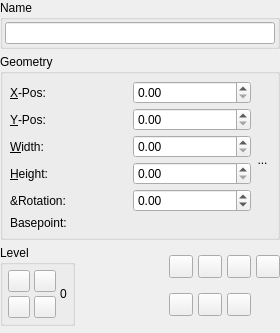
Above: scribus/ui/propertiespalette_xyzbase.ui from scribusproject/scribus before the change. Below: the same form after it.
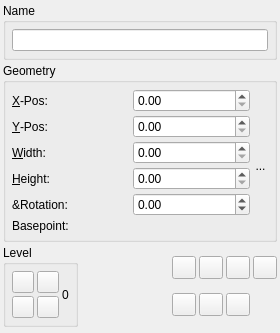
That is the form after the change. Custom widgets are drawn as their Qt base class.

Commit message: #16489: Unify margins and spacing for properties palette, set 1 <bubu>

```diff
--- a/scribus/ui/propertiespalette_xyzbase.ui
+++ b/scribus/ui/propertiespalette_xyzbase.ui
@@ -15,19 +15,19 @@
   </property>
   <layout class="QVBoxLayout" name="verticalLayout">
    <property name="spacing">
-    <number>5</number>
+    <number>3</number>
    </property>
    <property name="leftMargin">
-    <number>0</number>
+    <number>3</number>
    </property>
    <property name="topMargin">
-    <number>0</number>
+    <number>3</number>
    </property>
    <property name="rightMargin">
-    <number>0</number>
+    <number>3</number>
    </property>
    <property name="bottomMargin">
-    <number>0</number>
+    <number>3</number>
    </property>
    <item>
     <widget class="QGroupBox" name="nameGroup">
@@ -42,19 +42,19 @@
      </property>
      <layout class="QHBoxLayout" name="horizontalLayout">
       <property name="spacing">
-       <number>2</number>
+       <number>3</number>
       </property>
       <property name="leftMargin">
-       <number>2</number>
+       <number>6</number>
       </property>
       <property name="topMargin">
-       <number>2</number>
+       <number>6</number>
       </property>
       <property name="rightMargin">
-       <number>2</number>
+       <number>6</number>
       </property>
       <property name="bottomMargin">
-       <number>2</number>
+       <number>6</number>
       </property>
       <item>
        <widget class="NameWidget" name="nameEdit">
@@ -81,34 +81,37 @@
       <string>Geometry</string>
      </property>
      <layout class="QVBoxLayout" name="verticalLayout_2">
+      <property name="spacing">
+       <number>3</number>
+      </property>
       <property name="leftMargin">
-       <number>2</number>
+       <number>6</number>
       </property>
       <property name="topMargin">
-       <number>2</number>
+       <number>6</number>
       </property>
       <property name="rightMargin">
-       <number>2</number>
+       <number>6</number>
       </property>
       <property name="bottomMargin">
-       <number>2</number>
+       <number>6</number>
       </property>
       <item>
        <layout class="QGridLayout" name="geoGroupLayout">
         <property name="leftMargin">
-         <number>5</number>
+         <number>0</number>
         </property>
         <property name="topMargin">
-         <number>5</number>
+         <number>0</number>
         </property>
         <property name="rightMargin">
-         <number>5</number>
+         <number>0</number>
         </property>
         <property name="bottomMargin">
-         <number>5</number>
+         <number>0</number>
         </property>
         <property name="spacing">
-         <number>4</number>
+         <number>3</number>
         </property>
         <item row="0" column="0">
          <widget class="QLabel" name="xposLabel">
@@ -243,6 +246,9 @@
    </item>
    <item>
     <layout class="QHBoxLayout" name="horizontalLayout_2">
+     <property name="spacing">
+      <number>3</number>
+     </property>
      <item>
       <widget class="QGroupBox" name="levelGroup">
        <property name="title">
@@ -250,19 +256,19 @@
        </property>
        <layout class="QGridLayout" name="gridLayout">
         <property name="leftMargin">
-         <number>5</number>
+         <number>6</number>
         </property>
         <property name="topMargin">
-         <number>5</number>
+         <number>6</number>
         </property>
         <property name="rightMargin">
-         <number>5</number>
+         <number>6</number>
         </property>
         <property name="bottomMargin">
-         <number>5</number>
+         <number>6</number>
         </property>
         <property name="spacing">
-         <number>4</number>
+         <number>3</number>
         </property>
         <item row="0" column="0">
          <widget class="QToolButton" name="levelUp">
@@ -356,6 +362,9 @@
      </item>
      <item>
       <layout class="QGridLayout" name="gridLayout_2">
+       <property name="spacing">
+        <number>3</number>
+       </property>
        <item row="0" column="0">
         <widget class="QToolButton" name="doGroup">
          <property name="toolTip">
```
The commit also changes 5 other files.
